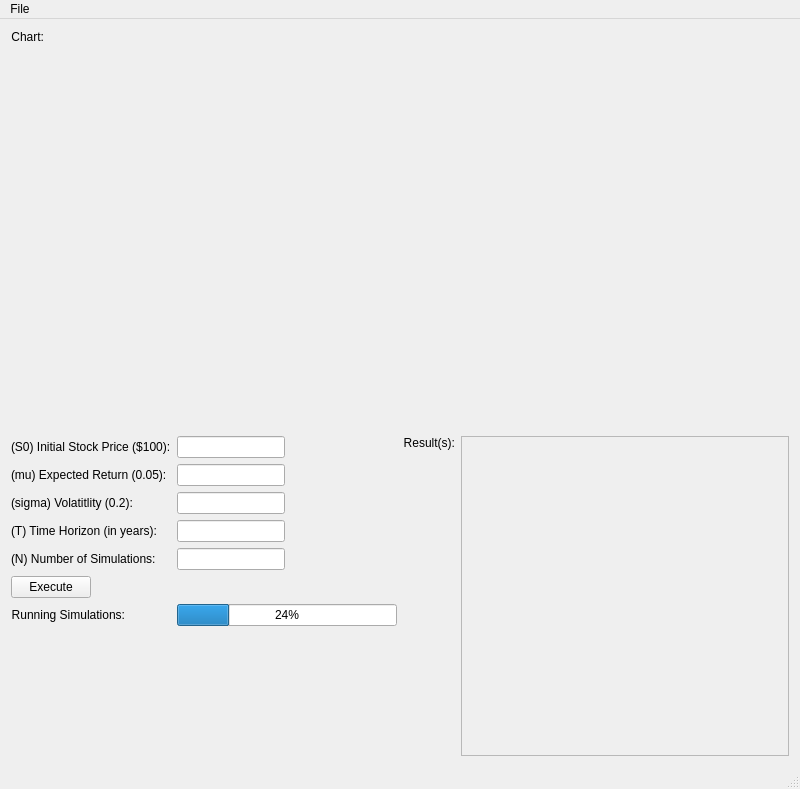
davidhaynes6/intellicator, file intellicator.ui: the form before one commit.
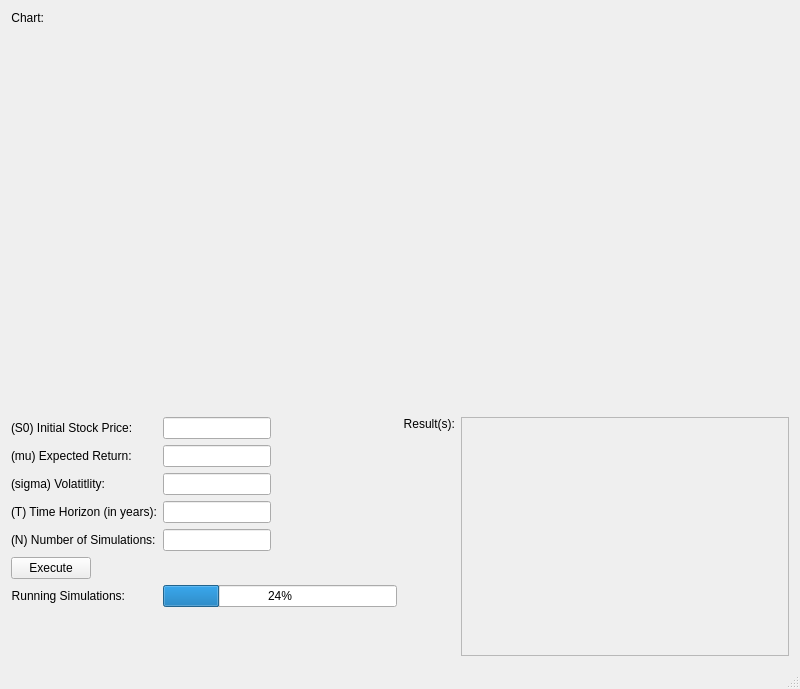
The form after the commit. Icons and pictures are not drawn.

Commit message: Updated input mask

```diff
--- a/intellicator.ui
+++ b/intellicator.ui
@@ -10,7 +10,7 @@
     <x>0</x>
     <y>0</y>
     <width>800</width>
-    <height>789</height>
+    <height>689</height>
    </rect>
   </property>
   <property name="sizePolicy">
@@ -62,6 +62,13 @@
     </item>
     <item row="1" column="0">
      <layout class="QFormLayout" name="formLayoutParameters">
+      <item row="0" column="0">
+       <widget class="QLabel" name="labelS0">
+        <property name="text">
+         <string>(S0) Initial Stock Price:</string>
+        </property>
+       </widget>
+      </item>
       <item row="0" column="1">
        <widget class="QLineEdit" name="editInitialPrice">
         <property name="sizePolicy">
@@ -79,16 +86,19 @@
         <property name="inputMethodHints">
          <set>Qt::ImhDigitsOnly</set>
         </property>
+        <property name="inputMask">
+         <string/>
+        </property>
        </widget>
       </item>
-      <item row="1" column="0">
+      <item row="2" column="0">
        <widget class="QLabel" name="labelMu">
         <property name="text">
-         <string>(mu) Expected Return (0.05):</string>
+         <string>(mu) Expected Return:</string>
         </property>
        </widget>
       </item>
-      <item row="1" column="1">
+      <item row="2" column="1">
        <widget class="QLineEdit" name="editExpectedReturn">
         <property name="sizePolicy">
          <sizepolicy hsizetype="Fixed" vsizetype="Fixed">
@@ -96,16 +106,19 @@
           <verstretch>0</verstretch>
          </sizepolicy>
         </property>
+        <property name="inputMask">
+         <string/>
+        </property>
        </widget>
       </item>
-      <item row="2" column="0">
+      <item row="4" column="0">
        <widget class="QLabel" name="labelSigma">
         <property name="text">
-         <string>(sigma) Volatitlity (0.2):</string>
+         <string>(sigma) Volatitlity:</string>
         </property>
        </widget>
       </item>
-      <item row="2" column="1">
+      <item row="4" column="1">
        <widget class="QLineEdit" name="editVolatility">
         <property name="sizePolicy">
          <sizepolicy hsizetype="Fixed" vsizetype="Fixed">
@@ -115,14 +128,14 @@
         </property>
        </widget>
       </item>
-      <item row="3" column="0">
+      <item row="6" column="0">
        <widget class="QLabel" name="labelTime">
         <property name="text">
          <string>(T) Time Horizon (in years):</string>
         </property>
        </widget>
       </item>
-      <item row="3" column="1">
+      <item row="6" column="1">
        <widget class="QLineEdit" name="editTimeHorizon">
         <property name="sizePolicy">
          <sizepolicy hsizetype="Fixed" vsizetype="Fixed">
@@ -132,14 +145,14 @@
         </property>
        </widget>
       </item>
-      <item row="4" column="0">
+      <item row="8" column="0">
        <widget class="QLabel" name="labelSimulations">
         <property name="text">
          <string>(N) Number of Simulations:</string>
         </property>
        </widget>
       </item>
-      <item row="4" column="1">
+      <item row="8" column="1">
        <widget class="QLineEdit" name="editNumSimulations">
         <property name="sizePolicy">
          <sizepolicy hsizetype="Fixed" vsizetype="Fixed">
@@ -149,14 +162,14 @@
         </property>
        </widget>
       </item>
-      <item row="5" column="0">
+      <item row="9" column="0">
        <widget class="QPushButton" name="buttonExecute">
         <property name="text">
          <string>Execute</string>
         </property>
        </widget>
       </item>
-      <item row="6" column="0">
+      <item row="10" column="0">
        <widget class="QLabel" name="labelSim">
         <property name="text">
          <string>Running Simulations:</string>
@@ -166,14 +179,14 @@
         </property>
        </widget>
       </item>
-      <item row="6" column="1">
+      <item row="10" column="1">
        <widget class="QProgressBar" name="progressBar">
         <property name="value">
          <number>24</number>
         </property>
        </widget>
       </item>
-      <item row="7" column="1">
+      <item row="11" column="1">
        <spacer name="verticalSpacer">
         <property name="orientation">
          <enum>Qt::Vertical</enum>
@@ -186,13 +199,6 @@
         </property>
        </spacer>
       </item>
-      <item row="0" column="0">
-       <widget class="QLabel" name="labelS0">
-        <property name="text">
-         <string>(S0) Initial Stock Price ($100):</string>
-        </property>
-       </widget>
-      </item>
      </layout>
     </item>
     <item row="1" column="1">
@@ -230,25 +236,6 @@
     </item>
    </layout>
   </widget>
-  <widget class="QMenuBar" name="menuBar">
-   <property name="geometry">
-    <rect>
-     <x>0</x>
-     <y>0</y>
-     <width>800</width>
-     <height>22</height>
-    </rect>
-   </property>
-   <widget class="QMenu" name="menuFile">
-    <property name="title">
-     <string>File</string>
-    </property>
-    <addaction name="actionNew"/>
-    <addaction name="actionOpen"/>
-    <addaction name="actionExit"/>
-   </widget>
-   <addaction name="menuFile"/>
-  </widget>
   <widget class="QStatusBar" name="statusBar"/>
   <action name="actionNew">
    <property name="text">
```
The commit also changes 6 other files.
